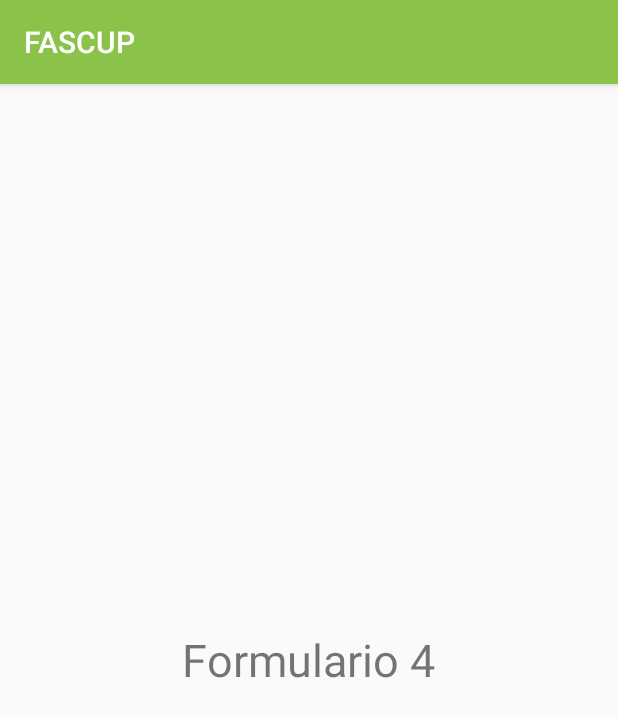
After one commit to devannyApp/FASCUP_APP, an Android app: the FormIVActivity screen opened directly, with no data from a screen before it, on a phone screen of 412 x 824 dp. The commit adds this screen. Shown: the top 717 px of the screen. Run offline under Robolectric (Android 15) with nearby library versions, the phone set to English and light mode, and no system bars.

Commit message:
Avances del 27 de Marzo del 2018 hasta el formulario 3 terminado

```diff
--- /dev/null
+++ b/app/src/main/java/android/fascup/com/fascup/FormIVActivity.java
@@ -0,0 +1,13 @@
+package android.fascup.com.fascup;
+
+import android.support.v7.app.AppCompatActivity;
+import android.os.Bundle;
+
+public class FormIVActivity extends AppCompatActivity {
+
+    @Override
+    protected void onCreate(Bundle savedInstanceState) {
+        super.onCreate(savedInstanceState);
+        setContentView(R.layout.activity_form_iv);
+    }
+}
--- /dev/null
+++ b/app/src/main/res/layout/activity_form_iv.xml
@@ -0,0 +1,18 @@
+<?xml version="1.0" encoding="utf-8"?>
+<LinearLayout xmlns:android="http://schemas.android.com/apk/res/android"
+    xmlns:app="http://schemas.android.com/apk/res-auto"
+    xmlns:tools="http://schemas.android.com/tools"
+    android:layout_width="match_parent"
+    android:layout_height="match_parent"
+    tools:context="android.fascup.com.fascup.FormIVActivity"
+    android:gravity="center">
+
+    <TextView
+        android:layout_width="wrap_content"
+        android:layout_height="wrap_content"
+        android:text="Formulario 4"
+        android:layout_gravity="center"
+        android:textSize="30sp"/>
+
+
+</LinearLayout>
```
Also changed, not shown: app/src/main/AndroidManifest.xml (+10 -11 lines), app/src/main/java/android/fascup/com/fascup/FormIIActivity.java (+13 -40 lines), app/src/main/java/android/fascup/com/fascup/FormIIIActivity.java (+5 -15 lines), app/src/main/java/android/fascup/com/fascup/MainActivity.java (+8 -12 lines), app/src/main/res/layout/activity_form_iii.xml (+1 -7 lines), app/src/main/res/values/opciones.xml (+19 -1 lines).
